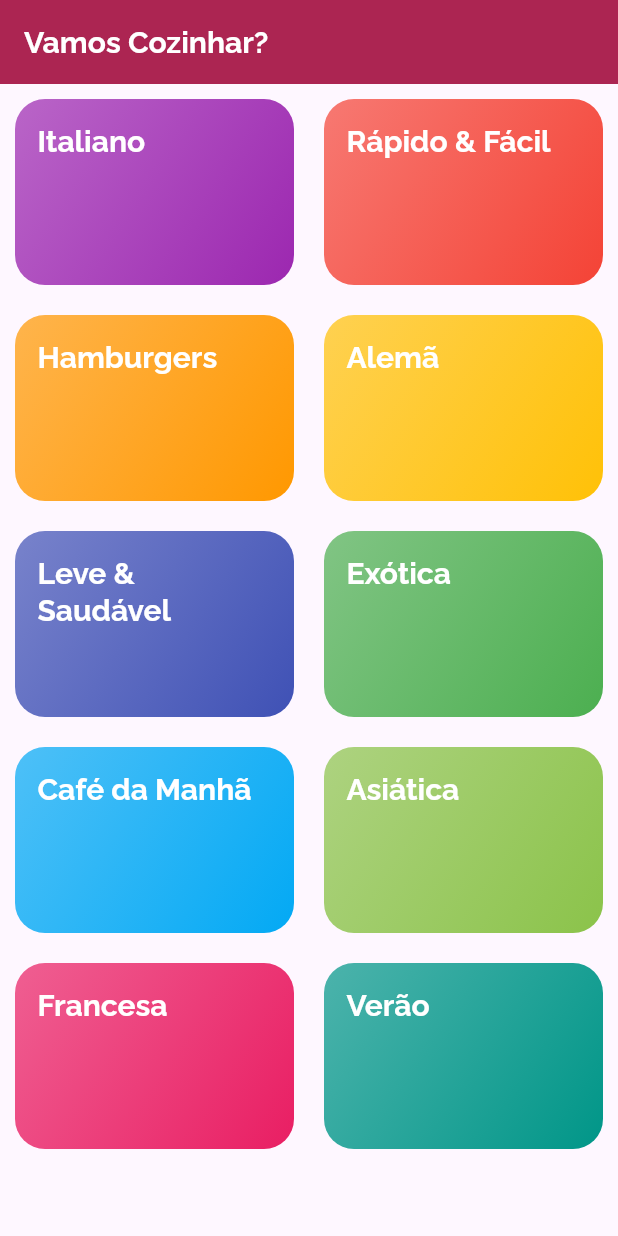
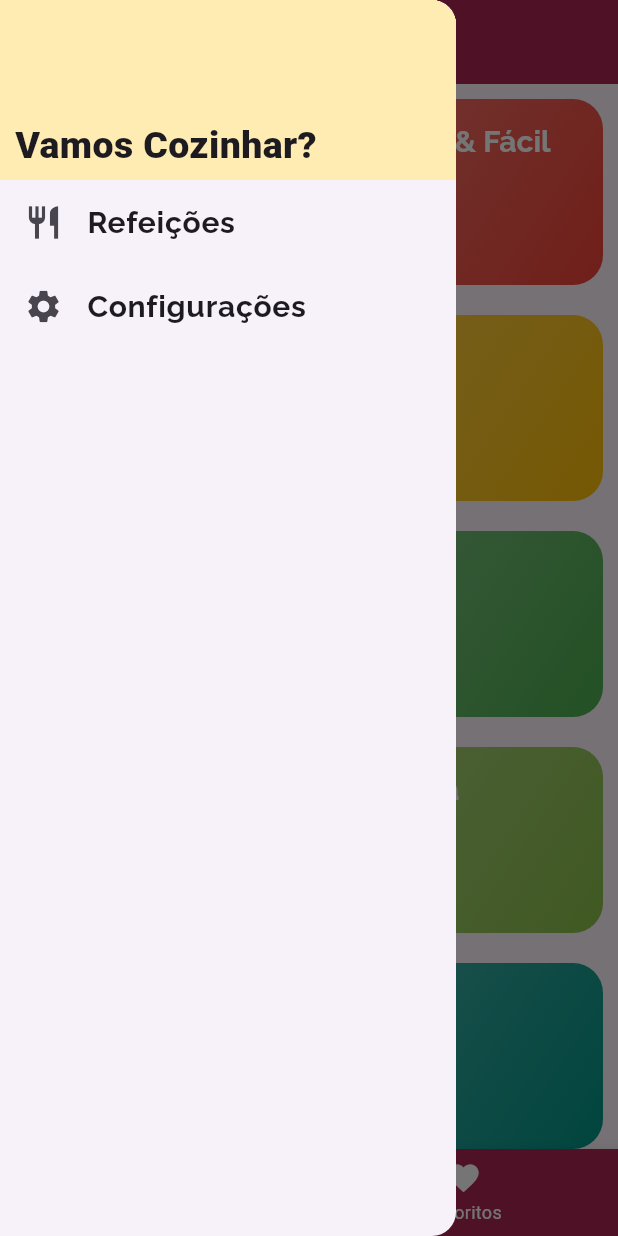
Before and after one commit to Kayene-Teixeira/CategoriesApp, a Flutter app: the screen it shows after launch, with the side drawer open (before the commit the screen has no drawer), on a phone screen of 412 x 824 dp. Run offline on Flutter 3.47's test engine with Material 3 defaults, Android fonts, the phone set to English and light mode, and no system bars.

Commit message:
✨feat: Implementando menu lateral, navegação de telas, o layout e model de configurações, o esqueleto da tela de favoritos.

```diff
--- /dev/null
+++ b/lib/components/main_drawer.dart
@@ -0,0 +1,59 @@
+import 'package:flutter/material.dart';
+import 'package:food_categories/utils/app_routes.dart';
+
+class MainDrawer extends StatelessWidget {
+  const MainDrawer({super.key});
+
+  Widget _createItem(IconData icon, String label, Function onTap) {
+    return ListTile(
+      leading: Icon(
+        icon,
+        size: 26,
+      ),
+      title: Text(
+        label,
+        style: const TextStyle(
+          fontFamily: 'Raleway',
+          fontSize: 20,
+          fontWeight: FontWeight.bold,
+        ),
+      ),
+      onTap: onTap as void Function()?,
+    );
+  }
+
+  @override
+  Widget build(BuildContext context) {
+    return Drawer(
+      child: Column(
+        children: [
+          Container(
+            height: 120,
+            width: double.infinity,
+            padding:
+                const EdgeInsets.only(top: 20, left: 10, right: 20, bottom: 5),
+            color: Theme.of(context).colorScheme.secondary,
+            alignment: Alignment.bottomLeft,
+            child: const Text(
+              'Vamos Cozinhar?',
+              style: TextStyle(
+                fontWeight: FontWeight.w900,
+                fontSize: 25,
+              ),
+            ),
+          ),
+          _createItem(
+            Icons.restaurant,
+            'Refeições',
+            () => Navigator.of(context).pushReplacementNamed(AppRoutes.home),
+          ),
+          _createItem(
+            Icons.settings,
+            'Configurações',
+            () => Navigator.of(context).pushReplacementNamed(AppRoutes.settings),
+          ),
+        ],
+      ),
+    );
+  }
+}
--- a/lib/main.dart
+++ b/lib/main.dart
@@ -1,7 +1,8 @@
 import 'package:flutter/material.dart';
 import 'package:food_categories/screens/categories_meals_screen.dart';
-import 'package:food_categories/screens/categories_screen.dart';
 import 'package:food_categories/screens/meal_detail_screen.dart';
+import 'package:food_categories/screens/settings_screen.dart';
+import 'package:food_categories/screens/tabs_screen.dart';
 import 'package:food_categories/utils/app_routes.dart';
 
 void main() {
@@ -16,7 +17,6 @@
     final ThemeData tema = ThemeData();
 
     return MaterialApp(
-      title: 'Vamos Cozinhar?',
       theme: tema.copyWith(
         colorScheme: tema.colorScheme.copyWith(
           primary: const Color.fromARGB(255, 172, 37, 82),
@@ -31,9 +31,10 @@
         ),
       ),
       routes: {
-        AppRoutes.home: (context) => const CategoriesScreen(),
+        AppRoutes.home: (context) => const TabsScreen(),
         AppRoutes.categories_meals: (context) => const CategoriesMealsScreen(),
         AppRoutes.meal_detail: (context) => const MealDetailScreen(),
+        AppRoutes.settings: (context) => const  SettingsScreen(),
       },
     );
   }
--- a/lib/screens/categories_meals_screen.dart
+++ b/lib/screens/categories_meals_screen.dart
@@ -25,6 +25,7 @@ class CategoriesMealsScreen extends StatelessWidget {
             color: Colors.white,
           ),
         ),
+        iconTheme: const IconThemeData(color: Colors.white),
         backgroundColor: Theme.of(context).colorScheme.primary,
       ),
       body: ListView.builder(
--- a/lib/screens/categories_screen.dart
+++ b/lib/screens/categories_screen.dart
@@ -7,15 +7,7 @@ class CategoriesScreen extends StatelessWidget {
 
   @override
   Widget build(BuildContext context) {
-    return Scaffold(
-      appBar: AppBar(
-        backgroundColor: Theme.of(context).colorScheme.primary,
-        title: const Text(
-          'Vamos Cozinhar?',
-          style: TextStyle(color: Colors.white),
-        ),
-      ),
-      body: GridView(
+    return GridView(
       padding: EdgeInsets.all(10),
       // Area de scroll, grid renderizada com o eixo horizontal
       gridDelegate: const SliverGridDelegateWithMaxCrossAxisExtent(
@@ -27,7 +19,6 @@ class CategoriesScreen extends StatelessWidget {
       children: DUMMY_CATEGORIES.map((cat) {
         return CategoryItem(category: cat);
       }).toList(),
-      ),
     );
   }
 }
--- /dev/null
+++ b/lib/screens/tabs_screen.dart
@@ -0,0 +1,58 @@
+import 'package:flutter/material.dart';
+import 'package:food_categories/components/main_drawer.dart';
+import 'package:food_categories/screens/categories_screen.dart';
+import 'package:food_categories/screens/favorite_screen.dart';
+
+class TabsScreen extends StatefulWidget {
+  const TabsScreen({super.key});
+
+  @override
+  State<TabsScreen> createState() => _TabsScreenState();
+}
+
+class _TabsScreenState extends State<TabsScreen> {
+  int _selectedScreenIndex = 0;
+  final List<Map<String, Object>> _screens = [
+    {'title': 'Lista de Categorias', 'screen': const CategoriesScreen()},
+    {'title': 'Meus Favoritos', 'screen': const FavoriteScreen()},
+  ];
+
+  void _selectScreen(int index) {
+    setState(() {
+      _selectedScreenIndex = index;
+    });
+  }
+
+  @override
+  Widget build(BuildContext context) {
+    return Scaffold(
+      appBar: AppBar(
+        backgroundColor: Theme.of(context).colorScheme.primary,
+        title: Text(
+          _screens[_selectedScreenIndex]['title'] as String,
+          style: TextStyle(color: Colors.white),
+        ),
+      ),
+      drawer: const MainDrawer(),
+      body: _screens[_selectedScreenIndex]['screen'] as Widget,
+      bottomNavigationBar: BottomNavigationBar(
+        backgroundColor: Theme.of(context).colorScheme.primary,
+        onTap: _selectScreen,
+        unselectedItemColor: Colors.white,
+        selectedItemColor: Theme.of(context).colorScheme.secondary,
+        currentIndex:
+            _selectedScreenIndex,
+        items: const [
+          BottomNavigationBarItem(
+            icon: Icon(Icons.category),
+            label: 'Categorias',
+          ),
+          BottomNavigationBarItem(
+            icon: Icon(Icons.favorite),
+            label: 'Favoritos',
+          ),
+        ],
+      ),
+    );
+  }
+}
--- a/lib/utils/app_routes.dart
+++ b/lib/utils/app_routes.dart
@@ -2,4 +2,5 @@ class AppRoutes {
   static const home = '/';
   static const categories_meals = '/categories-meals';
   static const meal_detail = '/meal-detail';
+  static const settings = '/settings';
 }
```
Also changed, not shown: lib/components/meal_item.dart (+10 -2 lines), lib/models/settings.dart (added, +13 -0 lines), lib/screens/favorite_screen.dart (added, +12 -0 lines), lib/screens/meal_detail_screen.dart (+91 -4 lines), lib/screens/settings_screen.dart (added, +80 -0 lines). Lines whose indentation alone changed are shown as unchanged.
